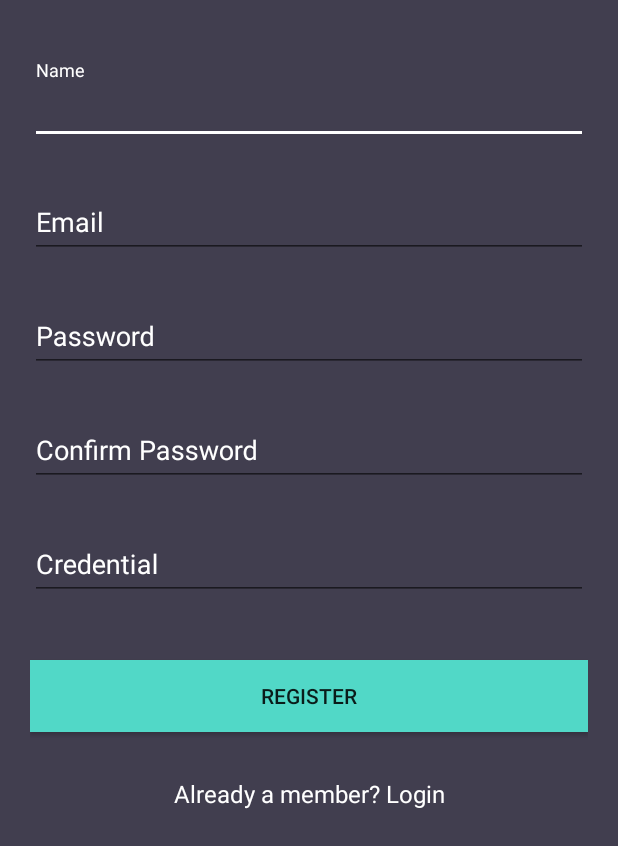
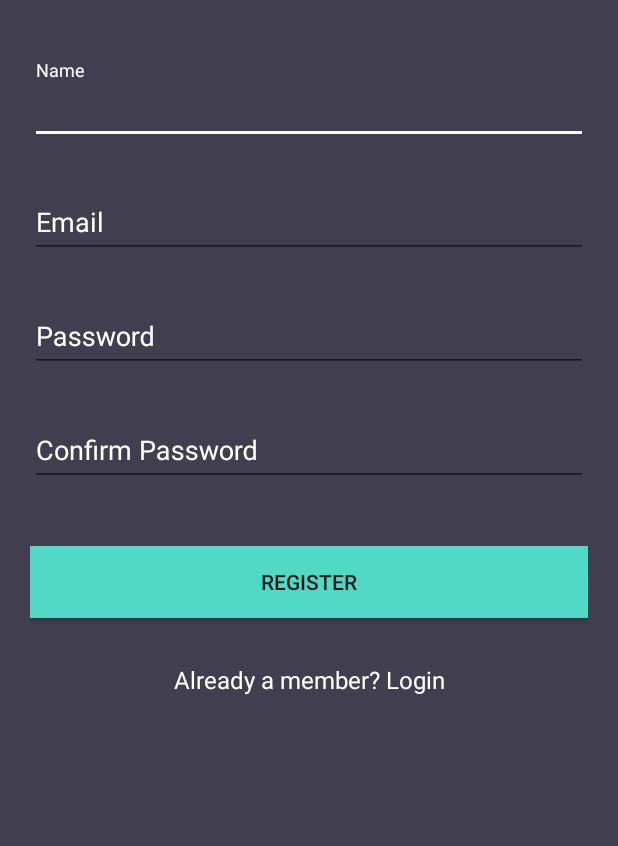
Before and after one commit to ernestlwt/FinalFiveMin, an Android app: the RegisterActivity screen opened directly, with no data from a screen before it, on a phone screen of 412 x 824 dp, the part 390-1236 px from its top. Run offline under Robolectric (Android 15) with nearby library versions, the phone set to English and light mode, and no system bars.

Commit message:
final editing
NO MORE EDITING HANDS OFF

```diff
--- a/app/src/main/java/finalcompilation/finalfivemin/clinic/ClinicFavList.java
+++ b/app/src/main/java/finalcompilation/finalfivemin/clinic/ClinicFavList.java
@@ -74,8 +74,6 @@ public class ClinicFavList extends AppCompatActivity implements AdapterView.OnIt
                 new BottomNavigationView.OnNavigationItemSelectedListener() {
                     @Override
                     public boolean onNavigationItemSelected(@NonNull MenuItem item) {
-                        Bundle bundle = getIntent().getExtras();
-                        int userID = bundle.getInt(Constants.USER_ID_INTENT);
                         Intent nextIntent;
                         switch (item.getItemId()) {
                             case R.id.bottom_nav_clinic:
--- a/app/src/main/java/finalcompilation/finalfivemin/database/UserDatabaseHelper.java
+++ b/app/src/main/java/finalcompilation/finalfivemin/database/UserDatabaseHelper.java
@@ -75,7 +75,7 @@ public class UserDatabaseHelper extends SQLiteOpenHelper {
         values.put(COLUMN_USER_NAME, user.getName());
         values.put(COLUMN_USER_EMAIL, user.getEmail());
         values.put(COLUMN_USER_PASSWORD, user.getPassword());
-        values.put(COLUMN_USER_CREDENTIAL, user.getCredential());
+        values.put(COLUMN_USER_CREDENTIAL, "Doctor");
         values.put(COLUMN_USER_PROFESSIONAL, 0);
         values.put(COLUMN_USER_PREFERENCE, 0);
 
--- a/app/src/main/java/finalcompilation/finalfivemin/forum/ForumDisplayAnswer.java
+++ b/app/src/main/java/finalcompilation/finalfivemin/forum/ForumDisplayAnswer.java
@@ -66,7 +66,7 @@ public class ForumDisplayAnswer extends AppCompatActivity {
             for(int i=0; i<ansList.size(); i++){
                 ForumAnswer ans = ansList.get(i);
                 ansText.add(ans.getAns());
-                user = userDB.getUser(userID);
+                user = userDB.getUser(ans.getAnswererID());
                 nameList.add(user.getName());
                 credList.add(user.getCredential());
             }
--- a/app/src/main/java/finalcompilation/finalfivemin/forum/UserPageForumAnswer.java
+++ b/app/src/main/java/finalcompilation/finalfivemin/forum/UserPageForumAnswer.java
@@ -61,7 +61,7 @@ public class UserPageForumAnswer extends AppCompatActivity {
             for(int i=0; i<ansList.size(); i++){
                 ForumAnswer ans = ansList.get(i);
                 ansText.add(ans.getAns());
-                user = userDB.getUser(userID);
+                user = userDB.getUser(ans.getAnswererID());
                 nameList.add(user.getName());
                 credList.add(user.getCredential());
             }
--- a/app/src/main/java/finalcompilation/finalfivemin/login/RegisterActivity.java
+++ b/app/src/main/java/finalcompilation/finalfivemin/login/RegisterActivity.java
@@ -29,14 +29,12 @@ public class RegisterActivity extends AppCompatActivity implements View.OnClickL
     private TextInputLayout textInputLayoutEmail;
     private TextInputLayout textInputLayoutPassword;
     private TextInputLayout textInputLayoutConfirmPassword;
-    private TextInputLayout textInputLayoutCredential;
 
 
     private TextInputEditText textInputEditTextName;
     private TextInputEditText textInputEditTextEmail;
     private TextInputEditText textInputEditTextPassword;
     private TextInputEditText textInputEditTextConfirmPassword;
-    private TextInputEditText textInputEditTextCredential;
 
     private AppCompatButton appCompatButtonRegister;
     private AppCompatTextView appCompatTextViewLoginLink;
@@ -66,13 +64,11 @@ public class RegisterActivity extends AppCompatActivity implements View.OnClickL
         textInputLayoutEmail = (TextInputLayout) findViewById(R.id.textInputLayoutEmail);
         textInputLayoutPassword = (TextInputLayout) findViewById(R.id.textInputLayoutPassword);
         textInputLayoutConfirmPassword = (TextInputLayout) findViewById(R.id.textInputLayoutConfirmPassword);
-        textInputLayoutCredential = (TextInputLayout) findViewById(R.id.textInputLayoutCredential);
 
         textInputEditTextName = (TextInputEditText) findViewById(R.id.textInputEditTextName);
         textInputEditTextEmail = (TextInputEditText) findViewById(R.id.textInputEditTextEmail);
         textInputEditTextPassword = (TextInputEditText) findViewById(R.id.textInputEditTextPassword);
         textInputEditTextConfirmPassword = (TextInputEditText) findViewById(R.id.textInputEditTextConfirmPassword);
-        textInputEditTextCredential = (TextInputEditText) findViewById(R.id.textInputEditTextCredential);
 
         appCompatButtonRegister = (AppCompatButton) findViewById(R.id.appCompatButtonRegister);
 
@@ -169,6 +165,5 @@ public class RegisterActivity extends AppCompatActivity implements View.OnClickL
         textInputEditTextEmail.setText(null);
         textInputEditTextPassword.setText(null);
         textInputEditTextConfirmPassword.setText(null);
-        textInputEditTextCredential.setText(null);
     }
 }
--- a/app/src/main/res/layout/register_activity.xml
+++ b/app/src/main/res/layout/register_activity.xml
@@ -92,23 +92,6 @@
                 android:textColor="@android:color/white" />
         </android.support.design.widget.TextInputLayout>
 
-        <android.support.design.widget.TextInputLayout
-            android:id="@+id/textInputLayoutCredential"
-            android:layout_width="match_parent"
-            android:layout_height="wrap_content"
-            android:layout_marginTop="20dp"
-            android:textColorHint="@android:color/white">
-
-            <android.support.design.widget.TextInputEditText
-                android:id="@+id/textInputEditTextCredential"
-                android:layout_width="match_parent"
-                android:layout_height="wrap_content"
-                android:hint="@string/hint_credential"
-                android:inputType="text"
-                android:maxLines="1"
-                android:textColor="@android:color/white" />
-        </android.support.design.widget.TextInputLayout>
-
         <android.support.v7.widget.AppCompatButton
             android:id="@+id/appCompatButtonRegister"
             android:layout_width="match_parent"
```
